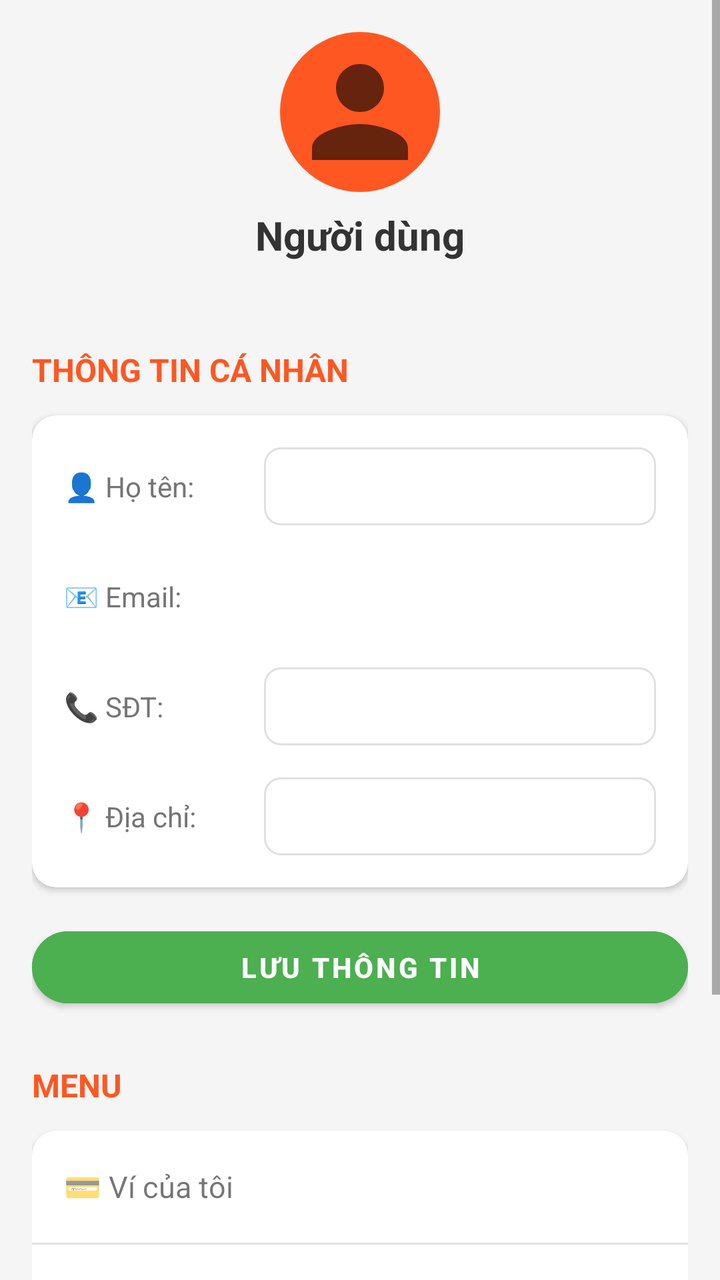
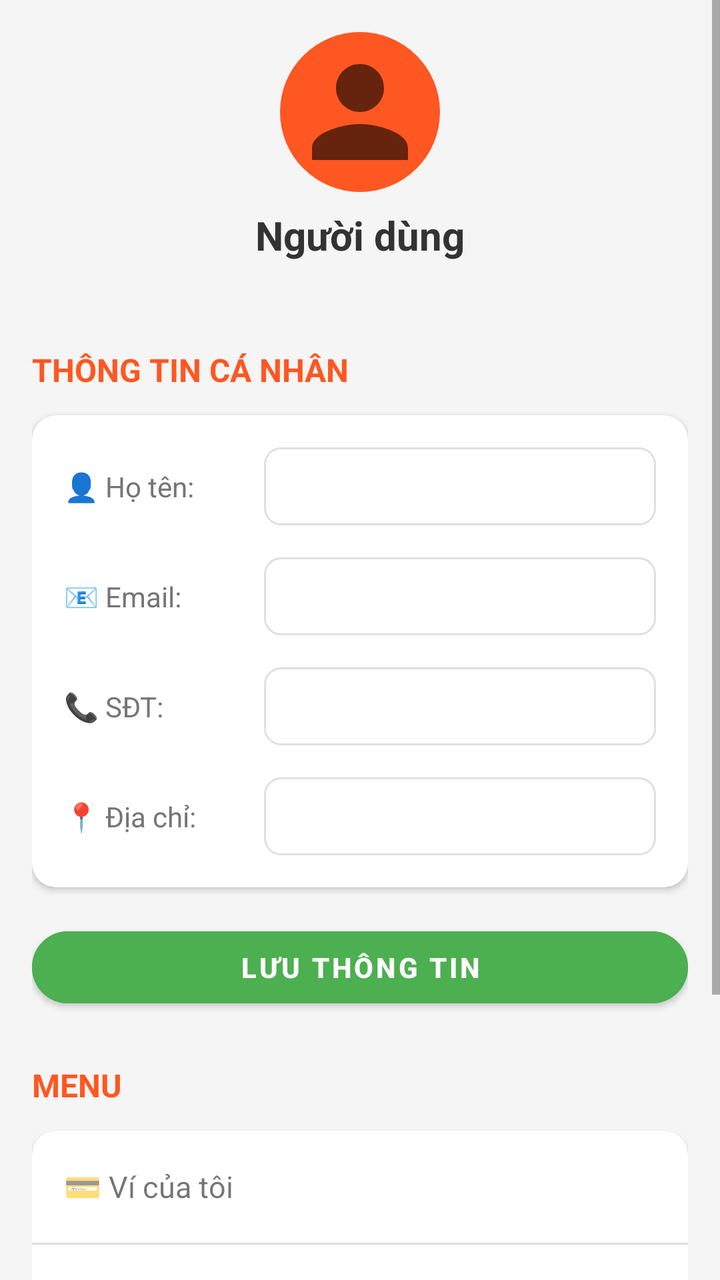

Screens rendered from an Android XML layout before and after an edit, with the pre-edit source and the edit as a unified diff.
<!-- AndroidManifest.xml: application theme Theme.FoodOrder -->
<!-- res/layout/fragment_profile.xml -->
<?xml version="1.0" encoding="utf-8"?>
<ScrollView xmlns:android="http://schemas.android.com/apk/res/android"
    xmlns:app="http://schemas.android.com/apk/res-auto"
    android:layout_width="match_parent"
    android:layout_height="match_parent"
    android:background="#F5F5F5">

    <LinearLayout
        android:layout_width="match_parent"
        android:layout_height="wrap_content"
        android:orientation="vertical"
        android:padding="16dp">

        
        <LinearLayout
            android:layout_width="match_parent"
            android:layout_height="wrap_content"
            android:orientation="vertical"
            android:gravity="center"
            android:layout_marginBottom="24dp">

            <ImageView
                android:id="@+id/ivAvatar"
                android:layout_width="80dp"
                android:layout_height="80dp"
                android:src="@drawable/ic_profile"
                android:background="@drawable/bg_avatar"
                android:padding="4dp" />

            <TextView
                android:id="@+id/tvUserName"
                android:layout_width="wrap_content"
                android:layout_height="wrap_content"
                android:text="Người dùng"
                android:textSize="20sp"
                android:textStyle="bold"
                android:textColor="#333333"
                android:layout_marginTop="8dp" />

            <TextView
                android:id="@+id/tvUserEmail"
                android:layout_width="wrap_content"
                android:layout_height="wrap_content"
                android:text=""
                android:textSize="14sp"
                android:textColor="#757575" />

        </LinearLayout>

        
        <TextView
            android:layout_width="wrap_content"
            android:layout_height="wrap_content"
            android:text="THÔNG TIN CÁ NHÂN"
            android:textSize="16sp"
            android:textStyle="bold"
            android:textColor="#FF5722"
            android:layout_marginBottom="12dp" />

        <androidx.cardview.widget.CardView
            android:layout_width="match_parent"
            android:layout_height="wrap_content"
            app:cardCornerRadius="12dp"
            app:cardElevation="2dp"
            android:layout_marginBottom="16dp">

            <LinearLayout
                android:layout_width="match_parent"
                android:layout_height="wrap_content"
                android:orientation="vertical"
                android:padding="16dp">

                
                <LinearLayout
                    android:layout_width="match_parent"
                    android:layout_height="wrap_content"
                    android:orientation="horizontal"
                    android:layout_marginBottom="16dp">

                    <TextView
                        android:layout_width="100dp"
                        android:layout_height="wrap_content"
                        android:text="👤 Họ tên:"
                        android:textSize="14sp"
                        android:textColor="#757575" />

                    <EditText
                        android:id="@+id/etProfileName"
                        android:layout_width="0dp"
                        android:layout_height="wrap_content"
                        android:layout_weight="1"
                        android:text=""
                        android:textSize="14sp"
                        android:background="@drawable/bg_edittext_border"
                        android:padding="10dp" />

                </LinearLayout>

                
                <LinearLayout
                    android:layout_width="match_parent"
                    android:layout_height="wrap_content"
                    android:orientation="horizontal"
                    android:layout_marginBottom="16dp">

                    <TextView
                        android:layout_width="100dp"
                        android:layout_height="wrap_content"
                        android:text="📧 Email:"
                        android:textSize="14sp"
                        android:textColor="#757575" />

                    <TextView
                        android:id="@+id/tvProfileEmail"
                        android:layout_width="0dp"
                        android:layout_height="wrap_content"
                        android:layout_weight="1"
                        android:text=""
                        android:textSize="14sp"
                        android:textColor="#333333"
                        android:padding="10dp" />

                </LinearLayout>

                
                <LinearLayout
                    android:layout_width="match_parent"
                    android:layout_height="wrap_content"
                    android:orientation="horizontal"
                    android:layout_marginBottom="16dp">

                    <TextView
                        android:layout_width="100dp"
                        android:layout_height="wrap_content"
                        android:text="📞 SĐT:"
                        android:textSize="14sp"
                        android:textColor="#757575" />

                    <EditText
                        android:id="@+id/etProfilePhone"
                        android:layout_width="0dp"
                        android:layout_height="wrap_content"
                        android:layout_weight="1"
                        android:text=""
                        android:textSize="14sp"
                        android:inputType="phone"
                        android:background="@drawable/bg_edittext_border"
                        android:padding="10dp" />

                </LinearLayout>

                
                <LinearLayout
                    android:layout_width="match_parent"
                    android:layout_height="wrap_content"
                    android:orientation="horizontal">

                    <TextView
                        android:layout_width="100dp"
                        android:layout_height="wrap_content"
                        android:text="📍 Địa chỉ:"
                        android:textSize="14sp"
                        android:textColor="#757575" />

                    <EditText
                        android:id="@+id/etProfileAddress"
                        android:layout_width="0dp"
                        android:layout_height="wrap_content"
                        android:layout_weight="1"
                        android:text=""
                        android:textSize="14sp"
                        android:background="@drawable/bg_edittext_border"
                        android:padding="10dp" />

                </LinearLayout>

            </LinearLayout>

        </androidx.cardview.widget.CardView>

        
        <Button
            android:id="@+id/btnSaveProfile"
            android:layout_width="match_parent"
            android:layout_height="48dp"
            android:text="LƯU THÔNG TIN"
            android:textSize="14sp"
            android:textStyle="bold"
            android:backgroundTint="#4CAF50"
            android:textColor="@android:color/white"
            app:cornerRadius="24dp"
            android:layout_marginBottom="16dp" />

        
        <TextView
            android:layout_width="wrap_content"
            android:layout_height="wrap_content"
            android:text="MENU"
            android:textSize="16sp"
            android:textStyle="bold"
            android:textColor="#FF5722"
            android:layout_marginBottom="12dp"
            android:layout_marginTop="8dp" />

        <androidx.cardview.widget.CardView
            android:layout_width="match_parent"
            android:layout_height="wrap_content"
            app:cardCornerRadius="12dp"
            app:cardElevation="2dp"
            android:layout_marginBottom="16dp">

            <LinearLayout
                android:layout_width="match_parent"
                android:layout_height="wrap_content"
                android:orientation="vertical">

                <LinearLayout
                    android:id="@+id/layoutWallet"
                    android:layout_width="match_parent"
                    android:layout_height="56dp"
                    android:orientation="horizontal"
                    android:gravity="center_vertical"
                    android:padding="16dp"
                    android:clickable="true"
                    android:foreground="?attr/selectableItemBackground">

                    <TextView
                        android:layout_width="0dp"
                        android:layout_height="wrap_content"
                        android:layout_weight="1"
                        android:text="💳 Ví của tôi"
                        android:textSize="15sp" />

                </LinearLayout>

                <View
                    android:layout_width="match_parent"
                    android:layout_height="1dp"
                    android:background="#E0E0E0" />

                <LinearLayout
                    android:id="@+id/layoutOrders"
                    android:layout_width="match_parent"
                    android:layout_height="56dp"
                    android:orientation="horizontal"
                    android:gravity="center_vertical"
                    android:padding="16dp"
                    android:clickable="true"
                    android:foreground="?attr/selectableItemBackground">

                    <TextView
                        android:layout_width="0dp"
                        android:layout_height="wrap_content"
                        android:layout_weight="1"
                        android:text="📦 Giỏ hàng của tôi"
                        android:textSize="15sp" />

                </LinearLayout>

                <View
                    android:layout_width="match_parent"
                    android:layout_height="1dp"
                    android:background="#E0E0E0" />

                <LinearLayout
                    android:id="@+id/layoutOrderHistory"
                    android:layout_width="match_parent"
                    android:layout_height="56dp"
                    android:orientation="horizontal"
                    android:gravity="center_vertical"
                    android:padding="16dp"
                    android:clickable="true"
                    android:foreground="?attr/selectableItemBackground">

                    <TextView
                        android:layout_width="0dp"
                        android:layout_height="wrap_content"
                        android:layout_weight="1"
                        android:text="📜 Lịch sử đơn hàng"
                        android:textSize="15sp" />

                </LinearLayout>

            </LinearLayout>

        </androidx.cardview.widget.CardView>

        
        <Button
            android:id="@+id/btnLogout"
            android:layout_width="match_parent"
            android:layout_height="48dp"
            android:text="ĐĂNG XUẤT"
            android:textSize="14sp"
            android:textStyle="bold"
            android:backgroundTint="#F44336"
            android:textColor="@android:color/white"
            app:cornerRadius="24dp"
            android:layout_marginTop="8dp" />

    </LinearLayout>

</ScrollView>
<!-- resources referenced by this layout -->
<resources>
  <!-- drawable bg_avatar (drawable) -->
  <?xml version="1.0" encoding="utf-8"?>
  <shape xmlns:android="http://schemas.android.com/apk/res/android"
      android:shape="oval">
      <solid android:color="#FF5722" />
  </shape>
  <!-- drawable bg_edittext_border (drawable) -->
  <?xml version="1.0" encoding="utf-8"?>
  <shape xmlns:android="http://schemas.android.com/apk/res/android">
      <solid android:color="#FFFFFF" />
      <stroke
          android:width="1dp"
          android:color="#E0E0E0" />
      <corners android:radius="8dp" />
      <padding
          android:left="12dp"
          android:top="12dp"
          android:right="12dp"
          android:bottom="12dp" />
  </shape>
  <!-- drawable ic_profile (drawable) -->
  <?xml version="1.0" encoding="utf-8"?>
  <vector xmlns:android="http://schemas.android.com/apk/res/android"
      android:width="24dp"
      android:height="24dp"
      android:viewportWidth="24"
      android:viewportHeight="24"
      android:tint="?attr/colorControlNormal">
      <path
          android:fillColor="@android:color/white"
          android:pathData="M12,12c2.21,0 4,-1.79 4,-4s-1.79,-4 -4,-4 -4,1.79 -4,4 1.79,4 4,4zM12,14c-2.67,0 -8,1.34 -8,4v2h16v-2c0,-2.66 -5.33,-4 -8,-4z"/>
  </vector>
  <style name="Theme.FoodOrder" parent="Theme.MaterialComponents.DayNight.NoActionBar">
          
          <item name="colorPrimary">@color/primary_color</item>
          <item name="colorPrimaryVariant">@color/primary_dark</item>
          <item name="colorOnPrimary">@color/white</item>
  
          
          <item name="colorSecondary">@color/accent</item>
          <item name="colorSecondaryVariant">@color/teal_700</item>
          <item name="colorOnSecondary">@color/black</item>
  
          
          <item name="android:windowBackground">@color/background</item>
  
          
          <item name="colorSurface">@color/surface</item>
          <item name="colorOnSurface">@color/text_primary</item>
          <item name="colorError">#FF0000</item>
      </style>
  <color name="primary_color">#FF5722</color>
  <color name="primary_dark">#E64A19</color>
  <color name="white">#FFFFFFFF</color>
  <color name="accent">#FFC107</color>
  <color name="teal_700">#FF018786</color>
  <color name="black">#FF000000</color>
  <color name="background">#FFFFFF</color>
  <color name="surface">#F5F5F5</color>
  <color name="text_primary">#212121</color>
</resources>

<!-- the commit's change to res/layout/fragment_profile.xml (unified diff, before → after) -->
@@ -110,14 +110,15 @@
                         android:textSize="14sp"
                         android:textColor="#757575" />
 
-                    <TextView
-                        android:id="@+id/tvProfileEmail"
+                    <EditText
+                        android:id="@+id/etProfileEmail"
                         android:layout_width="0dp"
                         android:layout_height="wrap_content"
                         android:layout_weight="1"
                         android:text=""
                         android:textSize="14sp"
-                        android:textColor="#333333"
+                        android:inputType="textEmailAddress"
+                        android:background="@drawable/bg_edittext_border"
                         android:padding="10dp" />
 
                 </LinearLayout>
